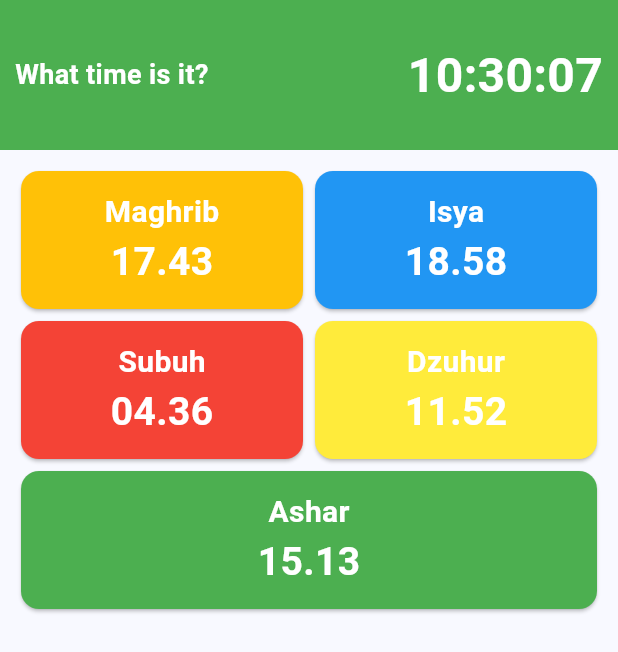
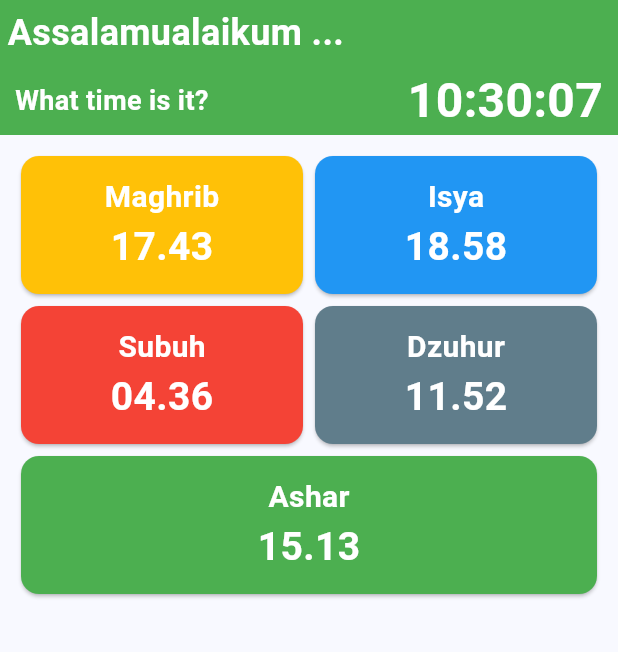
Before and after one commit to nendi123/spare_time, a Flutter app: the screen it shows after launch, on a phone screen of 412 x 824 dp. Shown: the top 652 px of the screen. Run offline on Flutter 3.47's test engine with Material 3 defaults, Android fonts, the phone set to English and light mode, and no system bars.

Commit message:
:hammer: add salam

```diff
--- a/lib/main.dart
+++ b/lib/main.dart
@@ -42,7 +42,18 @@ class _MyHomePageState extends State<MyHomePage> {
           mainAxisSize: MainAxisSize.max,
           children: <Widget>[
             Container(
-              height: 100,
+              color: Colors.green,
+              padding: const EdgeInsets.all(5),
+              alignment: Alignment.bottomLeft,
+              child: const Text(
+                'Assalamualaikum ...',
+                style: TextStyle(
+                    fontSize: 24,
+                    fontWeight: FontWeight.bold,
+                    color: Colors.white),
+              ),
+            ),
+            Container(
               color: Colors.green,
               padding: const EdgeInsets.symmetric(horizontal: 10),
               child: Row(
@@ -179,7 +190,7 @@ class _MyHomePageState extends State<MyHomePage> {
                         child: SizedBox(
                           height: 100,
                           child: Card(
-                            color: Colors.yellow,
+                            color: Colors.blueGrey,
                             child: Column(
                               mainAxisAlignment: MainAxisAlignment.center,
                               mainAxisSize: MainAxisSize.max,
```
